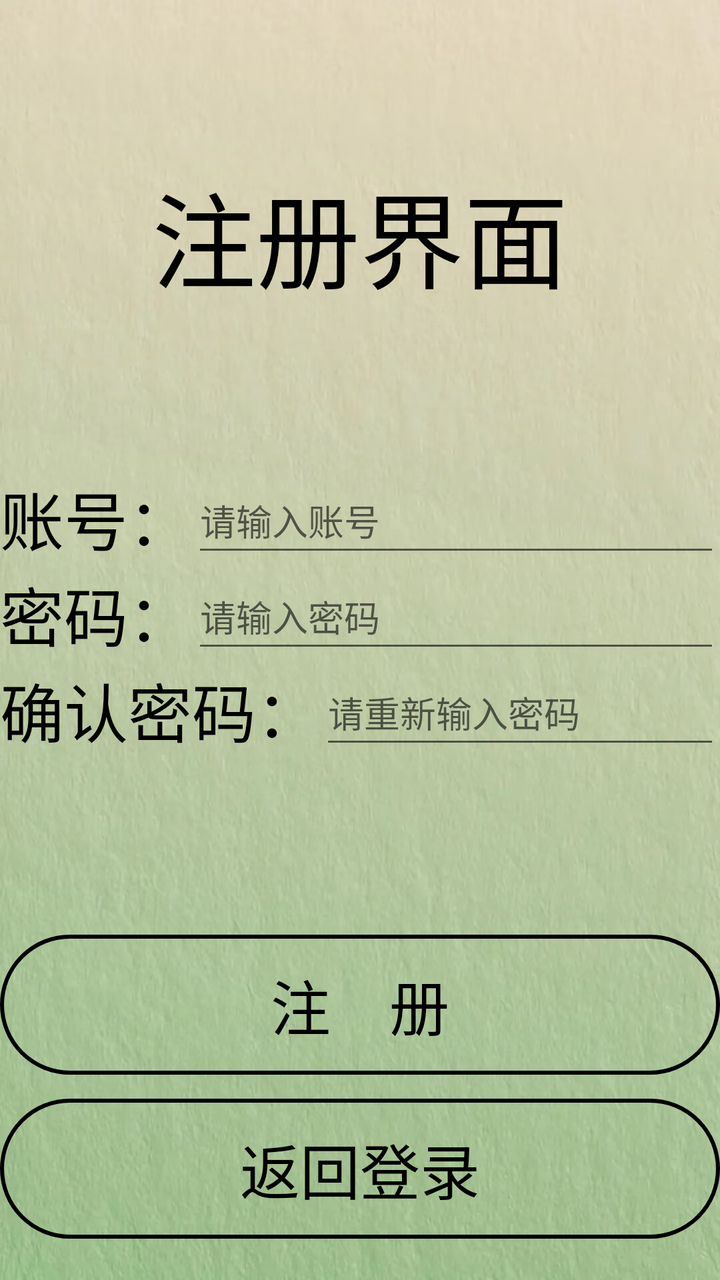
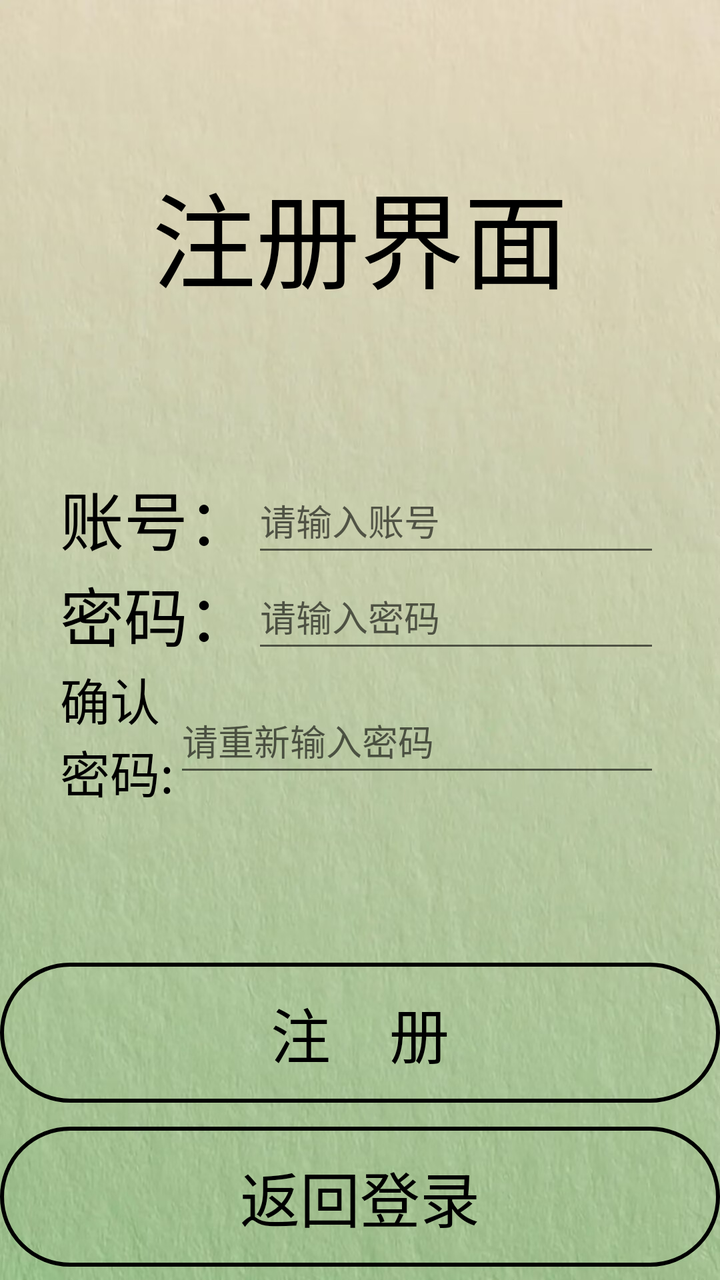

Screens rendered from an Android XML layout before and after an edit, with the pre-edit source and the edit as a unified diff.
<!-- AndroidManifest.xml: application theme Theme.AppCompat.Light.NoActionBar -->
<!-- res/layout/activity_register.xml -->
<?xml version="1.0" encoding="utf-8"?>
<androidx.constraintlayout.widget.ConstraintLayout xmlns:android="http://schemas.android.com/apk/res/android"
    xmlns:app="http://schemas.android.com/apk/res-auto"
    android:id="@+id/reg"
    android:layout_width="match_parent"
    android:layout_height="match_parent"
    android:background="@drawable/photo2"
    >



        <TextView
            android:id="@+id/register"
            android:layout_width="match_parent"
            android:layout_height="wrap_content"
            android:layout_marginTop="80dp"
            android:gravity="center"
            android:text="注册界面"
            android:textColor="@color/black"
            android:textSize="52sp"
            app:layout_constraintEnd_toEndOf="parent"
            app:layout_constraintStart_toStartOf="parent"
            app:layout_constraintTop_toTopOf="parent"
         />


        <TextView
            android:id="@+id/username"
            android:layout_width="wrap_content"
            android:layout_height="wrap_content"
            android:text="账号："
            android:textColor="@color/black"
            android:textSize="32sp"
            android:layout_marginTop="80dp"
            app:layout_constraintStart_toStartOf="parent"
            app:layout_constraintTop_toBottomOf="@id/register"
           />

        <EditText
            android:id="@+id/et_reg_username"
            android:layout_width="0dp"
            android:layout_height="49dp"
            android:hint="请输入账号"
            android:inputType="textVisiblePassword"
            android:maxLength="12"
            app:layout_constraintStart_toEndOf="@id/username"
            app:layout_constraintEnd_toEndOf="parent"
            app:layout_constraintTop_toTopOf="@id/username"
            app:layout_constraintBottom_toBottomOf="@id/username"
          />


        <TextView
            android:id="@+id/password"
            android:layout_width="wrap_content"
            android:layout_height="wrap_content"
            android:text="密码："
            android:textColor="@color/black"
            android:textSize="32sp"
            app:layout_constraintStart_toStartOf="@id/username"
            app:layout_constraintTop_toBottomOf="@id/et_reg_username"
          />

    <EditText
        android:id="@+id/et_reg_password"
        android:layout_width="0dp"
        android:layout_height="49dp"
        android:hint="请输入密码"
        android:inputType="textPassword"
        android:maxLength="16"
        app:layout_constraintBottom_toBottomOf="@id/password"
        app:layout_constraintEnd_toEndOf="@id/et_reg_username"
        app:layout_constraintHorizontal_bias="0.0"
        app:layout_constraintStart_toEndOf="@id/password"
        app:layout_constraintTop_toTopOf="@id/password"
       />

    <TextView
            android:id="@+id/confirm_password"
            android:layout_width="wrap_content"
            android:layout_height="wrap_content"
            android:text="确认密码："
            android:textColor="@color/black"
            android:textSize="32dp"
            app:layout_constraintStart_toStartOf="@id/username"
            app:layout_constraintTop_toBottomOf="@id/et_reg_password"
            />

        <EditText
            android:id="@+id/et_confirm_password"
            android:layout_width="0dp"
            android:layout_height="49dp"
            android:hint="请重新输入密码"
            android:maxLength="16"
            android:inputType="textPassword"
            app:layout_constraintStart_toEndOf="@id/confirm_password"
            app:layout_constraintEnd_toEndOf="parent"
            app:layout_constraintTop_toBottomOf="@+id/et_reg_password"
            app:layout_constraintBottom_toBottomOf="@id/confirm_password"/>

    <Button
        android:id="@+id/btn_register_confirm"
        android:layout_width="360dp"
        android:layout_height="70dp"
        android:layout_gravity="center_horizontal"
        android:layout_marginTop="88dp"
        android:stateListAnimator="@null"
        android:text="注    册"
        android:textSize="30dp"
        android:textColor="@color/black"
        android:background="@drawable/btn_transparent_border"
        app:layout_constraintStart_toStartOf="parent"
        app:layout_constraintEnd_toEndOf="parent"
        app:layout_constraintTop_toBottomOf="@id/et_confirm_password"/>

    <Button
        android:id="@+id/btn_back_to_login"
        android:layout_width="360dp"
        android:layout_height="70dp"
        android:layout_gravity="center_horizontal"
        android:layout_marginTop="12dp"
        android:stateListAnimator="@null"
        android:text="返回登录"
        android:textSize="30dp"
        android:textColor="@color/black"
        android:background="@drawable/btn_transparent_border"
        app:layout_constraintStart_toStartOf="parent"
        app:layout_constraintEnd_toEndOf="parent"
        app:layout_constraintTop_toBottomOf="@id/btn_register_confirm" />

</androidx.constraintlayout.widget.ConstraintLayout>
<!-- resources referenced by this layout -->
<resources>
  <color name="black">#FF000000</color>
  <!-- drawable btn_transparent_border (drawable) -->
  <?xml version="1.0" encoding="utf-8"?>
  <shape xmlns:android="http://schemas.android.com/apk/res/android"
      android:shape="rectangle">
      <solid android:color="@android:color/transparent"/>
      <stroke
          android:width="2dp"
          android:color="#000000"/>
          <corners android:radius="200dp"/>
  </shape>
  <!-- drawable photo2: jpg bitmap (drawable, 180874 bytes) -->
</resources>

<!-- the commit's change to res/layout/activity_register.xml (unified diff, before → after) -->
@@ -28,6 +28,7 @@
             android:id="@+id/username"
             android:layout_width="wrap_content"
             android:layout_height="wrap_content"
+            android:layout_marginStart="30dp"
             android:text="账号："
             android:textColor="@color/black"
             android:textSize="32sp"
@@ -40,6 +41,7 @@
             android:id="@+id/et_reg_username"
             android:layout_width="0dp"
             android:layout_height="49dp"
+            android:layout_marginEnd="30dp"
             android:hint="请输入账号"
             android:inputType="textVisiblePassword"
             android:maxLength="12"
@@ -79,24 +81,27 @@
             android:id="@+id/confirm_password"
             android:layout_width="wrap_content"
             android:layout_height="wrap_content"
-            android:text="确认密码："
+            android:text="确认\n密码:"
             android:textColor="@color/black"
-            android:textSize="32dp"
+            android:textSize="25dp"
             app:layout_constraintStart_toStartOf="@id/username"
             app:layout_constraintTop_toBottomOf="@id/et_reg_password"
             />
 
-        <EditText
-            android:id="@+id/et_confirm_password"
-            android:layout_width="0dp"
-            android:layout_height="49dp"
-            android:hint="请重新输入密码"
-            android:maxLength="16"
-            android:inputType="textPassword"
-            app:layout_constraintStart_toEndOf="@id/confirm_password"
-            app:layout_constraintEnd_toEndOf="parent"
-            app:layout_constraintTop_toBottomOf="@+id/et_reg_password"
-            app:layout_constraintBottom_toBottomOf="@id/confirm_password"/>
+    <EditText
+        android:id="@+id/et_confirm_password"
+        android:layout_width="0dp"
+        android:layout_height="49dp"
+        android:layout_marginEnd="30dp"
+        android:hint="请重新输入密码"
+        android:inputType="textPassword"
+        android:maxLength="16"
+        app:layout_constraintBottom_toBottomOf="@id/confirm_password"
+        app:layout_constraintEnd_toEndOf="parent"
+        app:layout_constraintHorizontal_bias="0.0"
+        app:layout_constraintStart_toEndOf="@id/confirm_password"
+        app:layout_constraintTop_toBottomOf="@+id/et_reg_password"
+        app:layout_constraintVertical_bias="0.545" />
 
     <Button
         android:id="@+id/btn_register_confirm"
